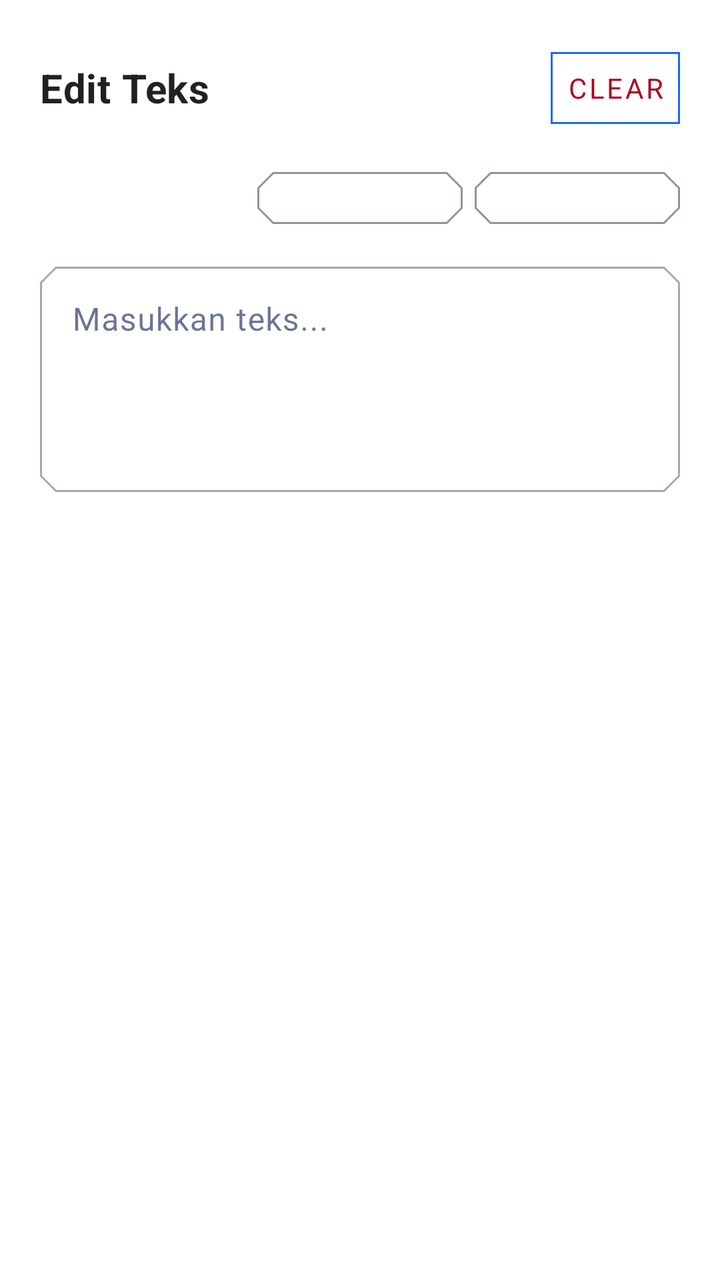
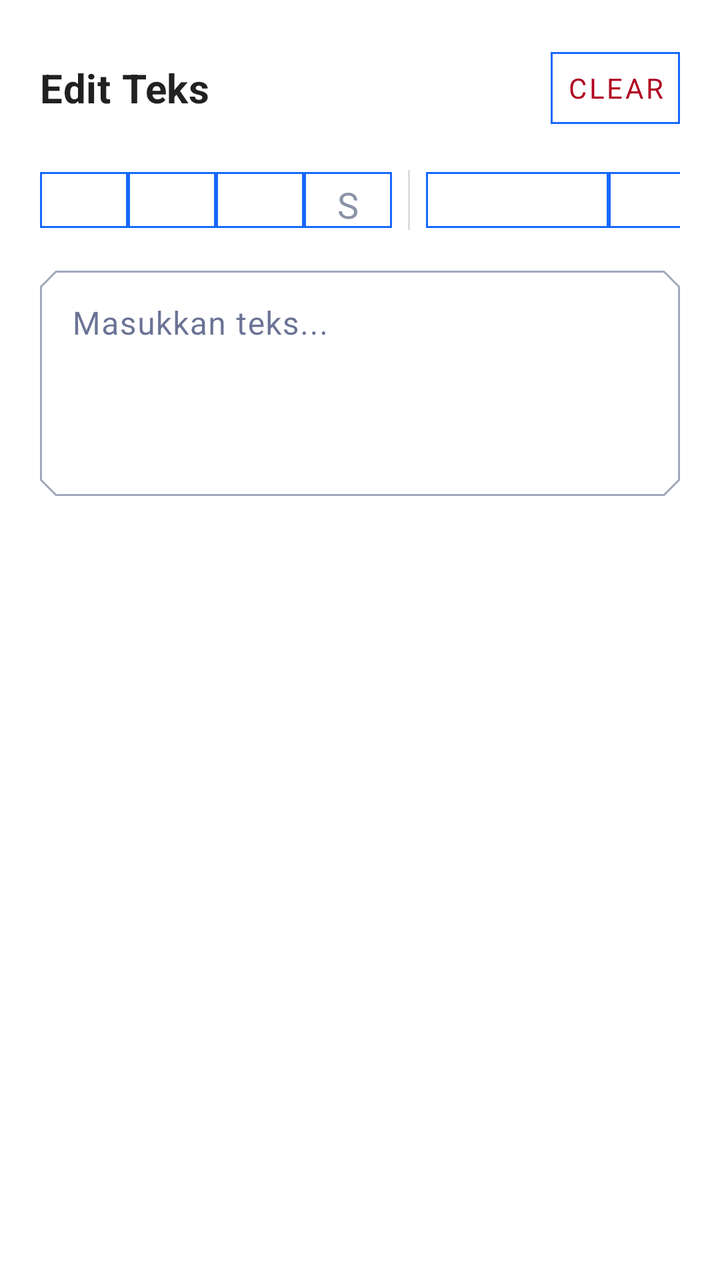

Screens rendered from an Android XML layout before and after an edit, with the pre-edit source and the edit as a unified diff.
<!-- AndroidManifest.xml: application theme AppTheme -->
<!-- res/layout/dialog_edit_text.xml -->
<?xml version="1.0" encoding="utf-8"?>
<LinearLayout xmlns:android="http://schemas.android.com/apk/res/android"
    xmlns:app="http://schemas.android.com/apk/res-auto"
    android:layout_width="match_parent"
    android:layout_height="wrap_content"
    android:orientation="vertical"
    android:padding="20dp">

    
    <LinearLayout
        android:layout_width="match_parent"
        android:layout_height="wrap_content"
        android:gravity="center_vertical"
        android:orientation="horizontal"
        android:paddingBottom="12dp">

        <TextView
            android:id="@+id/dialogTitle"
            android:layout_width="0dp"
            android:layout_height="wrap_content"
            android:layout_weight="1"
            android:text="@string/edit_text_title"
            android:textAppearance="?attr/textAppearanceHeadline6"
            android:textStyle="bold" />

        
        <com.google.android.material.button.MaterialButton
            android:id="@+id/btnClearText"
            style="@style/Widget.MaterialComponents.Button.TextButton"
            android:layout_width="wrap_content"
            android:layout_height="wrap_content"
            android:layout_marginStart="6dp"
            android:minWidth="44dp"
            android:paddingHorizontal="8dp"
            android:text="Clear"
            android:textColor="?attr/colorError" />

    </LinearLayout>

    <LinearLayout
        android:layout_width="match_parent"
        android:layout_height="wrap_content"
        android:layout_marginBottom="10dp"
        android:gravity="center"
        android:orientation="horizontal">

        <com.google.android.material.button.MaterialButton
            android:id="@+id/btnUppercase"
            style="@style/Widget.MaterialComponents.Button.OutlinedButton"
            android:layout_width="0dp"
            android:layout_height="38dp"
            android:layout_weight="1"
            android:minWidth="0dp"
            android:paddingHorizontal="4dp"
            android:text="UPPERCASE"
            android:textSize="10sp"
            android:textStyle="bold"
            app:cornerRadius="8dp"
            app:strokeColor="?attr/colorPrimary" />

        <com.google.android.material.button.MaterialButton
            android:id="@+id/btnCapitalize"
            style="@style/Widget.MaterialComponents.Button.OutlinedButton"
            android:layout_width="0dp"
            android:layout_height="38dp"
            android:layout_marginStart="6dp"
            android:layout_weight="1"
            android:minWidth="0dp"
            android:paddingHorizontal="4dp"
            android:text="Capitalize"
            android:textSize="10sp"
            app:cornerRadius="8dp"
            app:strokeColor="#8A94A6" />

        <com.google.android.material.button.MaterialButton
            android:id="@+id/btnLowercase"
            style="@style/Widget.MaterialComponents.Button.OutlinedButton"
            android:layout_width="0dp"
            android:layout_height="38dp"
            android:layout_marginStart="6dp"
            android:layout_weight="1"
            android:minWidth="0dp"
            android:paddingHorizontal="4dp"
            android:text="lowercase"
            android:textSize="10sp"
            app:cornerRadius="8dp"
            app:strokeColor="#8A94A6" />
    </LinearLayout>

    
    <com.google.android.material.textfield.TextInputLayout
        android:id="@+id/textInputLayout"
        style="@style/Widget.MaterialComponents.TextInputLayout.OutlinedBox"
        android:layout_width="match_parent"
        android:layout_height="wrap_content"
        app:boxCornerRadiusBottomEnd="8dp"
        app:boxCornerRadiusBottomStart="8dp"
        app:boxCornerRadiusTopEnd="8dp"
        app:boxCornerRadiusTopStart="8dp">

        <com.google.android.material.textfield.TextInputEditText
            android:id="@+id/etTextInput"
            android:layout_width="match_parent"
            android:layout_height="wrap_content"
            android:gravity="top|start"
            android:hint="@string/edit_text_hint"
            android:inputType="textMultiLine|textCapSentences"
            android:minLines="4"
            android:maxLines="8"
            android:scrollbars="vertical"
            android:textAppearance="?attr/textAppearanceBody1" />

    </com.google.android.material.textfield.TextInputLayout>

</LinearLayout>
<!-- resources referenced by this layout -->
<resources>
  <string name="edit_text_hint">Masukkan teks...</string>
  <string name="edit_text_title">Edit Teks</string>
  <color name="white">#fff</color>
  <color name="black">#000</color>
  <color name="brand_navy">#07164F</color>
  <color name="brand_blue">#1769FF</color>
  <color name="gray">#616161</color>
  <style name="AppTextInputLayout" parent="Widget.MaterialComponents.TextInputLayout.OutlinedBox.Dense">
          <item name="boxStrokeColor">@color/brand_blue</item>
          <item name="counterTextColor">@color/gray</item>
          <item name="hintTextColor">@color/gray</item>
          <item name="boxCornerRadiusBottomEnd">0dp</item>
          <item name="boxCornerRadiusBottomStart">0dp</item>
          <item name="boxCornerRadiusTopStart">0dp</item>
          <item name="boxCornerRadiusTopEnd">0dp</item>
      </style>
  <style name="AppBottomNavigation" parent="Widget.MaterialComponents.BottomNavigationView.Colored">
  
      </style>
  <style name="AppButton" parent="Widget.MaterialComponents.Button.UnelevatedButton">
          <item name="strokeColor">@color/brand_blue</item>
          <item name="strokeWidth">1dp</item>
          <item name="android:textColor">@color/brand_blue</item>
      </style>
  <style name="ButtonText" parent="TextAppearance.MaterialComponents.Button">
          <item name="fontFamily">@font/raleway_semibold</item>
      </style>
  <style name="Body1Text" parent="TextAppearance.MaterialComponents.Body1">
          <item name="fontFamily">@font/raleway_semibold</item>
      </style>
  <style name="Body2Text" parent="TextAppearance.MaterialComponents.Body2">
          <item name="fontFamily">@font/raleway_semibold</item>
      </style>
  <style name="CaptionText" parent="TextAppearance.MaterialComponents.Caption">
          <item name="fontFamily">@font/raleway_semibold</item>
      </style>
  <style name="Headline4Text" parent="TextAppearance.MaterialComponents.Headline6">
          <item name="fontFamily">@font/raleway_semibold</item>
      </style>
  <style name="Headline5Text" parent="TextAppearance.MaterialComponents.Headline6">
          <item name="fontFamily">@font/raleway_semibold</item>
      </style>
  <style name="Headline6Text" parent="TextAppearance.MaterialComponents.Headline6">
          <item name="fontFamily">@font/raleway_semibold</item>
      </style>
  <style name="AppFloatingActionButton" parent="Widget.MaterialComponents.FloatingActionButton">
          <item name="shapeAppearanceOverlay">@style/FloatingActionButton</item>
      </style>
  <style name="SmallComponent" parent="ShapeAppearance.MaterialComponents.SmallComponent">
          <item name="cornerFamily">cut</item>
          <item name="cornerSize">0dp</item>
      </style>
  <style name="MediumComponent" parent="ShapeAppearance.MaterialComponents.MediumComponent">
          <item name="cornerFamily">cut</item>
          <item name="cornerSize">0dp</item>
      </style>
  <style name="LargeComponent" parent="ShapeAppearance.MaterialComponents.LargeComponent">
          <item name="cornerFamily">cut</item>
          <item name="cornerSize">0dp</item>
      </style>
  <style name="FloatingActionButton" parent="ShapeAppearanceOverlay.MaterialComponents.FloatingActionButton">
      </style>
  <!-- unchanged entries left out for length: 1 -->
</resources>

<!-- the commit's change to res/layout/dialog_edit_text.xml (unified diff, before → after) -->
@@ -37,55 +37,100 @@
 
     </LinearLayout>
 
-    <LinearLayout
+    
+    <HorizontalScrollView
+        android:id="@+id/formatToolbarScroll"
         android:layout_width="match_parent"
         android:layout_height="wrap_content"
         android:layout_marginBottom="10dp"
-        android:gravity="center"
-        android:orientation="horizontal">
+        android:scrollbars="none">
 
-        <com.google.android.material.button.MaterialButton
-            android:id="@+id/btnUppercase"
-            style="@style/Widget.MaterialComponents.Button.OutlinedButton"
-            android:layout_width="0dp"
-            android:layout_height="38dp"
-            android:layout_weight="1"
-            android:minWidth="0dp"
-            android:paddingHorizontal="4dp"
-            android:text="UPPERCASE"
-            android:textSize="10sp"
-            android:textStyle="bold"
-            app:cornerRadius="8dp"
-            app:strokeColor="?attr/colorPrimary" />
+        <LinearLayout
+            android:id="@+id/formatToolbarContainer"
+            android:layout_width="wrap_content"
+            android:layout_height="wrap_content"
+            android:orientation="horizontal"
+            android:gravity="center_vertical">
 
-        <com.google.android.material.button.MaterialButton
-            android:id="@+id/btnCapitalize"
-            style="@style/Widget.MaterialComponents.Button.OutlinedButton"
-            android:layout_width="0dp"
-            android:layout_height="38dp"
-            android:layout_marginStart="6dp"
-            android:layout_weight="1"
-            android:minWidth="0dp"
-            android:paddingHorizontal="4dp"
-            android:text="Capitalize"
-            android:textSize="10sp"
-            app:cornerRadius="8dp"
-            app:strokeColor="#8A94A6" />
+            <com.google.android.material.button.MaterialButton
+                android:id="@+id/btnBold"
+                style="@style/Widget.MaterialComponents.Button.TextButton"
+                android:layout_width="44dp"
+                android:layout_height="40dp"
+                android:minWidth="0dp"
+                android:text="B"
+                android:textSize="18sp"
+                android:textStyle="bold" />
 
-        <com.google.android.material.button.MaterialButton
-            android:id="@+id/btnLowercase"
-            style="@style/Widget.MaterialComponents.Button.OutlinedButton"
-            android:layout_width="0dp"
-            android:layout_height="38dp"
-            android:layout_marginStart="6dp"
-            android:layout_weight="1"
-            android:minWidth="0dp"
-            android:paddingHorizontal="4dp"
-            android:text="lowercase"
-            android:textSize="10sp"
-            app:cornerRadius="8dp"
-            app:strokeColor="#8A94A6" />
-    </LinearLayout>
+            <com.google.android.material.button.MaterialButton
+                android:id="@+id/btnItalic"
+                style="@style/Widget.MaterialComponents.Button.TextButton"
+                android:layout_width="44dp"
+                android:layout_height="40dp"
+                android:minWidth="0dp"
+                android:text="I"
+                android:textSize="18sp"
+                android:textStyle="italic" />
+
+            <com.google.android.material.button.MaterialButton
+                android:id="@+id/btnUnderline"
+                style="@style/Widget.MaterialComponents.Button.TextButton"
+                android:layout_width="44dp"
+                android:layout_height="40dp"
+                android:minWidth="0dp"
+                android:text="U"
+                android:textSize="18sp" />
+
+            <com.google.android.material.button.MaterialButton
+                android:id="@+id/btnStrikethrough"
+                style="@style/Widget.MaterialComponents.Button.TextButton"
+                android:layout_width="44dp"
+                android:layout_height="40dp"
+                android:minWidth="0dp"
+                android:text="S"
+                android:textSize="18sp"
+                android:textColor="#8A94A6" />
+
+            <View
+                android:layout_width="1dp"
+                android:layout_height="30dp"
+                android:layout_marginHorizontal="8dp"
+                android:background="#DDDDDD" />
+
+            <com.google.android.material.button.MaterialButton
+                android:id="@+id/btnUppercase"
+                style="@style/Widget.MaterialComponents.Button.TextButton"
+                android:layout_width="wrap_content"
+                android:layout_height="40dp"
+                android:minWidth="0dp"
+                android:paddingHorizontal="10dp"
+                android:text="UPPERCASE"
+                android:textSize="11sp"
+                android:textStyle="bold" />
+
+            <com.google.android.material.button.MaterialButton
+                android:id="@+id/btnCapitalize"
+                style="@style/Widget.MaterialComponents.Button.TextButton"
+                android:layout_width="wrap_content"
+                android:layout_height="40dp"
+                android:minWidth="0dp"
+                android:paddingHorizontal="10dp"
+                android:text="Capitalize"
+                android:textSize="11sp"
+                android:textStyle="bold" />
+
+            <com.google.android.material.button.MaterialButton
+                android:id="@+id/btnLowercase"
+                style="@style/Widget.MaterialComponents.Button.TextButton"
+                android:layout_width="wrap_content"
+                android:layout_height="40dp"
+                android:minWidth="0dp"
+                android:paddingHorizontal="10dp"
+                android:text="lowercase"
+                android:textSize="11sp"
+                android:textStyle="bold" />
+        </LinearLayout>
+    </HorizontalScrollView>
 
     
     <com.google.android.material.textfield.TextInputLayout
@@ -108,7 +153,8 @@
             android:minLines="4"
             android:maxLines="8"
             android:scrollbars="vertical"
-            android:textAppearance="?attr/textAppearanceBody1" />
+            android:textAppearance="?attr/textAppearanceBody1"
+            android:textColorHint="@color/brand_blue" />
 
     </com.google.android.material.textfield.TextInputLayout>
 
